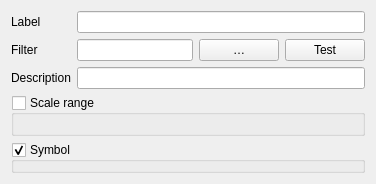
Before: the Qt Designer form src/ui/qgsrendererrulepropsdialogbase.ui in qgis/QGIS, drawn with Qt 5.
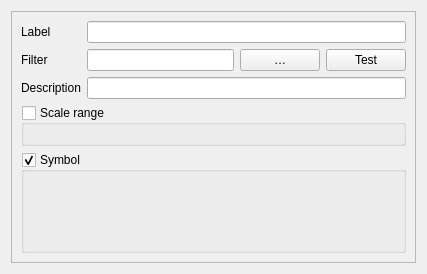
After: the same form once the commit is applied. Custom widgets are drawn as their Qt base class.

Commit message: put rule editor widgest inside a QScrollArea to make dialog resizeable (fix #17709)

The edit to the form file:
```diff
--- a/src/ui/qgsrendererrulepropsdialogbase.ui
+++ b/src/ui/qgsrendererrulepropsdialogbase.ui
@@ -6,13 +6,28 @@
    <rect>
     <x>0</x>
     <y>0</y>
-    <width>376</width>
-    <height>155</height>
+    <width>427</width>
+    <height>274</height>
    </rect>
   </property>
   <property name="windowTitle">
    <string>Form</string>
   </property>
+  <layout class="QVBoxLayout" name="verticalLayout_2">
+   <item>
+    <widget class="QScrollArea" name="scrollArea">
+     <property name="widgetResizable">
+      <bool>true</bool>
+     </property>
+     <widget class="QWidget" name="scrollAreaWidgetContents">
+      <property name="geometry">
+       <rect>
+        <x>0</x>
+        <y>0</y>
+        <width>407</width>
+        <height>254</height>
+       </rect>
+      </property>
   <layout class="QVBoxLayout" name="verticalLayout">
    <item>
     <layout class="QFormLayout" name="formLayout">
@@ -114,6 +129,10 @@
      <property name="checkable">
       <bool>true</bool>
      </property>
+        </widget>
+       </item>
+      </layout>
+     </widget>
     </widget>
    </item>
   </layout>
```
Lines whose indentation alone changed are shown as unchanged.
